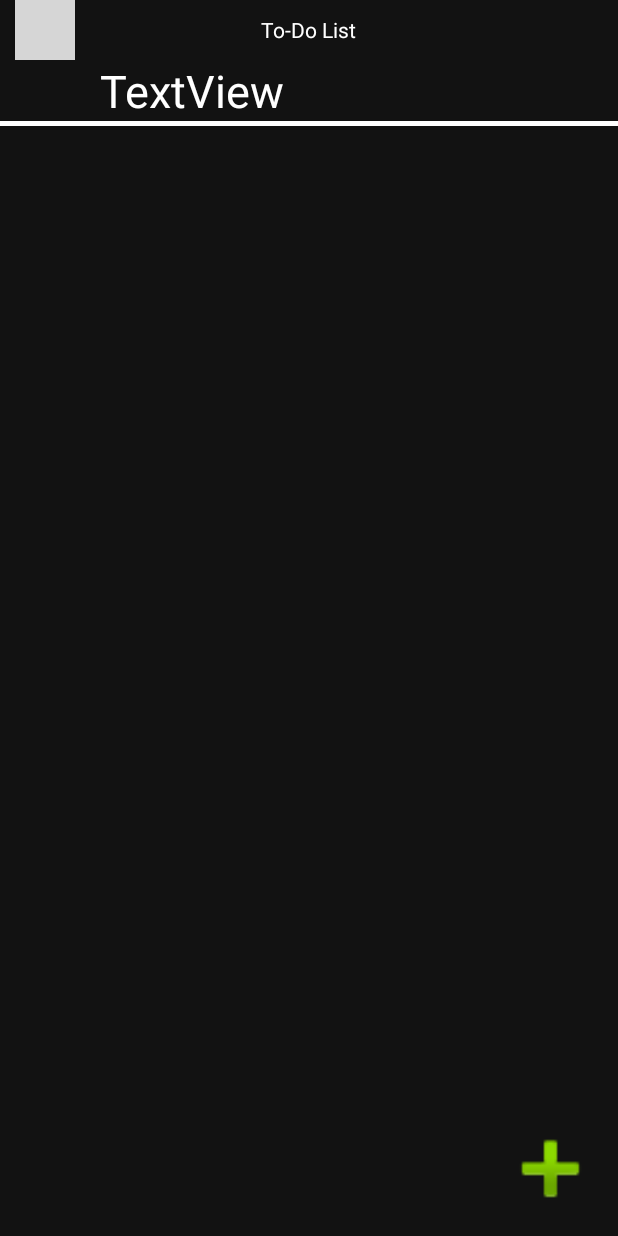
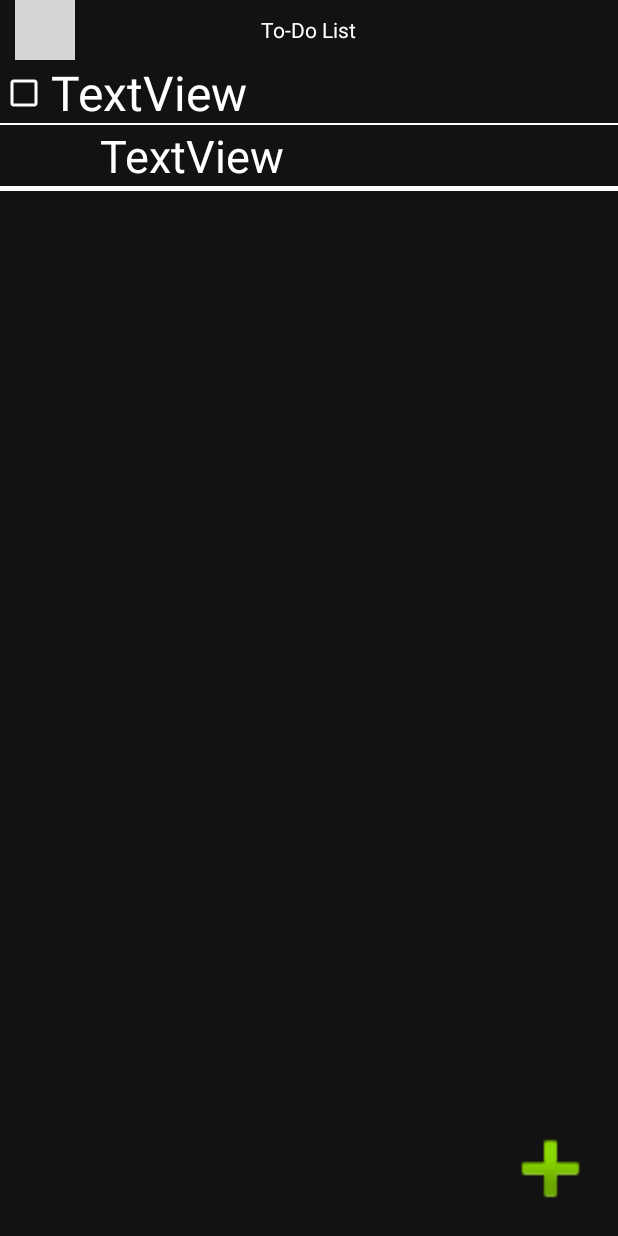
Before and after one commit to dylmcd13/AndroidTo-DoList, an Android app: the screen it shows after launch (MainActivity), after a tap on "Add a task to the list", on a phone screen of 412 x 824 dp. Run offline under Robolectric (Android 15) with nearby library versions, the phone set to English and light mode, and no system bars; grey boxes are pictures that could not be loaded.

Commit message:
Made each task box have a checkbox for checking completed tasks

```diff
--- a/app/src/main/java/com/example/to_dolist/MainActivity.java
+++ b/app/src/main/java/com/example/to_dolist/MainActivity.java
@@ -21,11 +21,17 @@ import java.util.HashMap;
 
 /**
  * Main Activity Class
+ * TODO: Make check box listener
+ * TODO: Assign IDs to each text box
  */
 public class MainActivity extends AppCompatActivity {
 
-  /** HashMap for holding tasks */
-  private HashMap<String, Task> taskHashMap;
+  /**
+   * HashMap for holding tasks
+   * Integer is ID number of task (prolly when making tasks with addBtn)
+   * Task is task object itself
+   */
+  private HashMap<Integer, Task> taskHashMap;
 
   /** Button for adding tasks */
   private Button addBtn;
@@ -66,8 +72,8 @@ public class MainActivity extends AppCompatActivity {
     test.setTextColor(getResources().getColor(R.color.white));
     test.setTextSize(30);
     test.setText("TextView");
-
-    list.addView(test,textParams);
+    //test.setId(); //useful for later
+    list.addView(test, textParams);
 
 
     View dividerBottom = new View(list.getContext());
--- a/app/src/main/res/layout/activity_main.xml
+++ b/app/src/main/res/layout/activity_main.xml
@@ -48,7 +48,38 @@
                 android:layout_width="match_parent"
                 android:layout_height="wrap_content"
                 android:orientation="vertical"
-                android:theme="@style/ListDark"/>
+                android:theme="@style/ListDark">
+
+                <RelativeLayout
+                    android:layout_width="match_parent"
+                    android:layout_height="match_parent">
+
+                    <CheckBox
+                        android:id="@+id/checkBox"
+                        style="@style/AppThemeDark"
+                        android:layout_width="30dp"
+                        android:layout_height="30dp"
+                        android:layout_centerVertical="true"
+                        android:buttonTint="#FFFFFF" />
+
+                    <TextView
+                        android:id="@+id/textView4"
+                        android:layout_width="match_parent"
+                        android:layout_height="wrap_content"
+                        android:layout_marginLeft="4dp"
+                        android:layout_toRightOf="@id/checkBox"
+                        android:text="TextView"
+                        android:textSize="32sp" />
+
+                    <View
+                        android:id="@+id/divider"
+                        android:layout_width="match_parent"
+                        android:layout_height="1dp"
+                        android:layout_alignParentBottom="true"
+                        android:background="@color/white" />
+                </RelativeLayout>
+
+            </LinearLayout>
         </ScrollView>
 
         <Button
```
